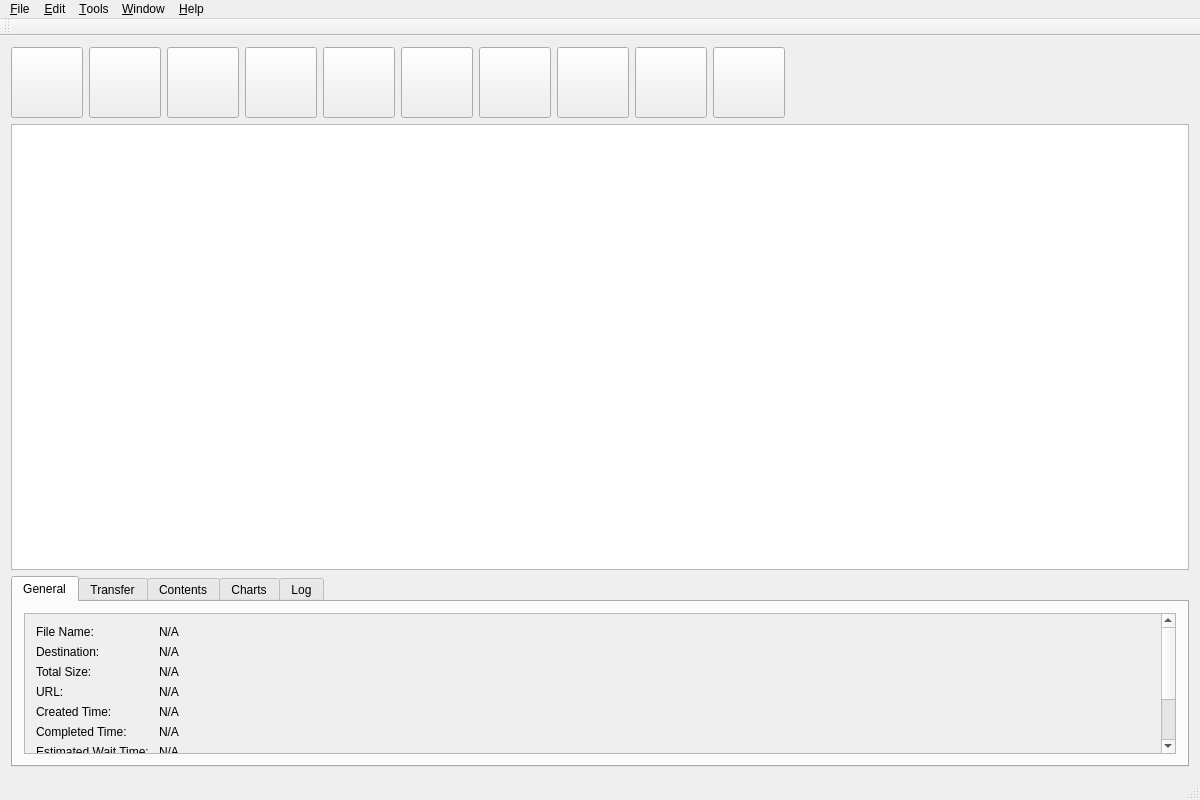
Qt form src/gui/mainwindow.ui (GekkoFyre/FyreDL) before a commit.
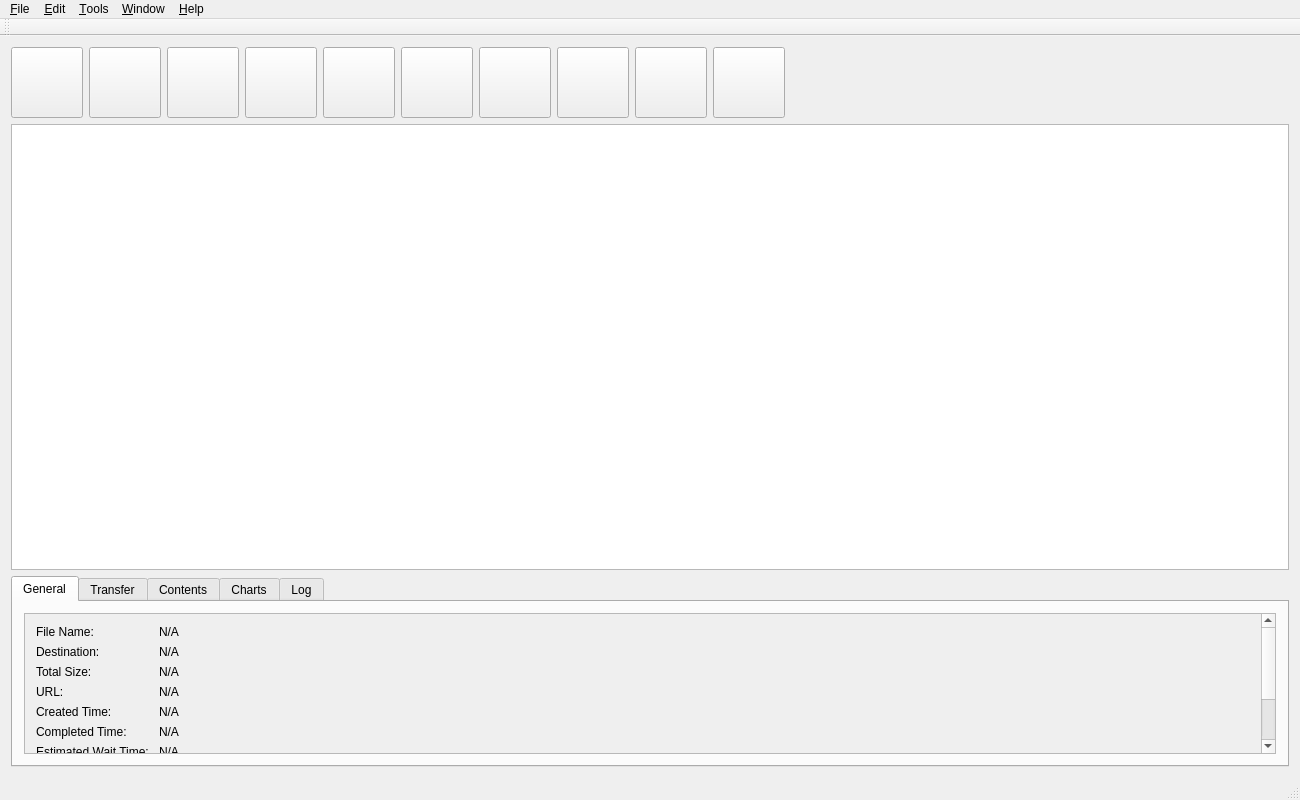
The same form after that commit. Icons and pictures are not drawn.

Diff of the .ui file:
```diff
--- a/src/gui/mainwindow.ui
+++ b/src/gui/mainwindow.ui
@@ -6,7 +6,7 @@
    <rect>
     <x>0</x>
     <y>0</y>
-    <width>1200</width>
+    <width>1300</width>
     <height>800</height>
    </rect>
   </property>
@@ -247,7 +247,7 @@
                   <rect>
                    <x>0</x>
                    <y>0</y>
-                   <width>1138</width>
+                   <width>1238</width>
                    <height>274</height>
                   </rect>
                  </property>
@@ -682,7 +682,7 @@
     <rect>
      <x>0</x>
      <y>0</y>
-     <width>1200</width>
+     <width>1300</width>
      <height>25</height>
     </rect>
    </property>
```
Left out of the diff: 28 changed lines with no effect on the pictures.
